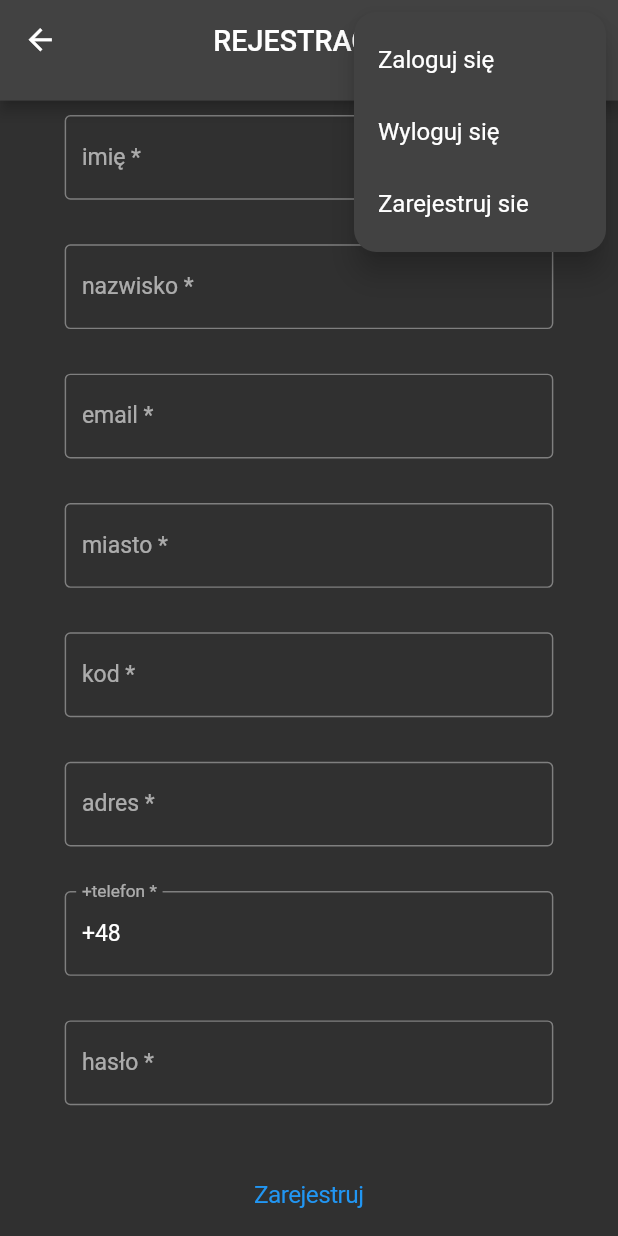
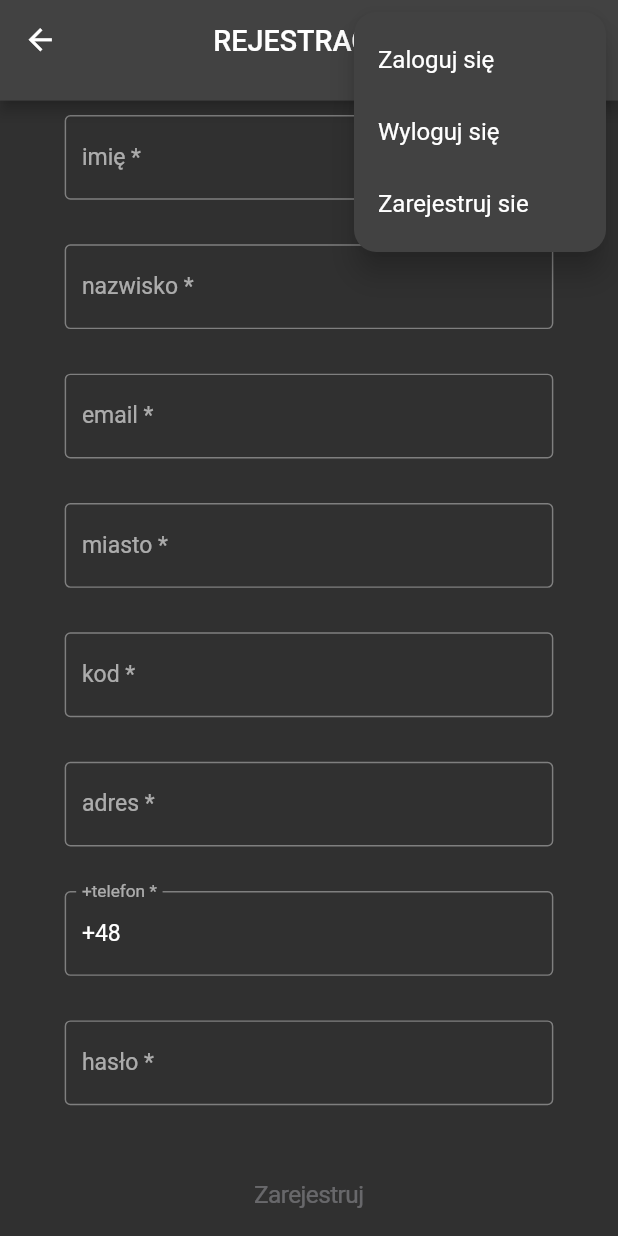
Before and after one commit to bibusDG/shop, a Flutter app: the RegistrationPage screen opened by its route, after a tap on the "more vert" icon, on a phone screen of 412 x 824 dp. Run offline on Flutter 3.47's test engine with Material 2 defaults, Android fonts, the phone set to English and light mode, and no system bars; our stand-ins replace cloud_firestore, dartz, equatable, firebase_core, get, responsive_framework; accounts and stored records are empty.

Commit message:
registration page, product category 23.09.2023 20:20

```diff
--- a/lib/core/bindings/user_bindings.dart
+++ b/lib/core/bindings/user_bindings.dart
@@ -6,6 +6,7 @@ import 'package:shop/features/user_auth/domain/usecases/create_user_usecase.dart
 import 'package:shop/features/user_auth/domain/usecases/logout_user_usecase.dart';
 import 'package:shop/features/user_auth/domain/usecases/user_login_usecase.dart';
 import 'package:shop/features/user_auth/presentation/getx/create_user_controller.dart';
+import 'package:shop/features/user_auth/presentation/pages/registration_page.dart';
 
 class UserBindings implements Bindings{
   @override
--- a/lib/core/custom_widgets/custom_app_bar.dart
+++ b/lib/core/custom_widgets/custom_app_bar.dart
@@ -17,14 +17,25 @@ class CustomAppBar extends StatelessWidget {
         Get.currentRoute == '/registration_page' || Get.currentRoute == '/login_page' ?
         const SizedBox() : IconButton(onPressed: (){}, icon: const Icon(Icons.shopping_cart_rounded)),
         PopupMenuButton(
+          onSelected: (value){
+            if(value == 2){
+              Get.toNamed('/registration_page');
+            }
+          },
           shape: RoundedRectangleBorder(
             borderRadius: BorderRadius.circular(15),
           ),
           itemBuilder: (BuildContext context) {
             return [
-              const PopupMenuItem(child: Text('Zaloguj się')),
-              const PopupMenuItem(child: Text('Wyloguj się')),
-              const PopupMenuItem(child: Text('Zarejestruj sie'))
+              const PopupMenuItem(
+                value: 0,
+                  child: Text('Zaloguj się')),
+              const PopupMenuItem(
+                value: 1,
+                  child: Text('Wyloguj się')),
+              const PopupMenuItem(
+                value: 2,
+                  child: Text('Zarejestruj sie'))
             ];
           },),
         // const SizedBox(width: 10.0,)
--- a/lib/core/custom_widgets/custom_text_form_field.dart
+++ b/lib/core/custom_widgets/custom_text_form_field.dart
@@ -1,8 +1,11 @@
 import 'package:flutter/material.dart';
+import 'package:get/get.dart';
+import 'package:shop/features/user_auth/presentation/getx/create_user_controller.dart';
 
 class CustomTextForm extends StatelessWidget {
   final bool obscureText;
-  final TextEditingController controller;
+  final TextEditingController textEditingController;
+  final CreateUserController? createUserController;
   final String hintText;
   final String labelText;
   final String mustContainText;
@@ -10,16 +13,17 @@ class CustomTextForm extends StatelessWidget {
   final int textLength;
   final TextInputType keyboardType;
   const CustomTextForm({
+    Key? key,
+    required this.textEditingController,
     required this.obscureText,
-    required this.controller,
+    this.createUserController,
     required this.hintText,
     required this.labelText,
     required this.mustContainText,
     required this.notAllowedText,
     required this.textLength,
     required this.keyboardType,
-    super.key,
-  });
+  }): super(key: key);
 
   @override
   Widget build(BuildContext context) {
@@ -27,10 +31,15 @@ class CustomTextForm extends StatelessWidget {
       height: 90,
       width: 340,
       child: TextFormField(
+        onChanged: (value){
+          if(Get.currentRoute == '/registration_page'){
+            createUserController?.createUserButtonActive();
+          }
+        },
         autocorrect: false,
         obscureText: obscureText,
         keyboardType: keyboardType,
-        controller: controller,
+        controller: textEditingController,
         decoration: InputDecoration(
           focusedErrorBorder: const OutlineInputBorder(
             borderSide: BorderSide(color: Colors.red, width: 2.0),),
--- a/lib/core/start_page.dart
+++ b/lib/core/start_page.dart
@@ -26,7 +26,7 @@ class StartPage extends GetView {
         child: Column(
           mainAxisAlignment: MainAxisAlignment.center,
           children: [
-            Text('create user'),
+            Text('Cześć'),
           ],
         ),
       ),),
--- a/lib/features/user_auth/presentation/pages/registration_page.dart
+++ b/lib/features/user_auth/presentation/pages/registration_page.dart
@@ -1,12 +1,10 @@
 import 'package:flutter/cupertino.dart';
 import 'package:flutter/material.dart';
-import 'package:get/get_state_manager/src/simple/get_view.dart';
+import 'package:get/get.dart';
 import 'package:responsive_framework/responsive_framework.dart';
 import 'package:shop/core/custom_widgets/custom_app_bar.dart';
 import 'package:shop/features/user_auth/presentation/getx/create_user_controller.dart';
-
 import '../../../../core/custom_widgets/custom_text_form_field.dart';
-import '../../../../core/custom_widgets/custom_text_input_widget.dart';
 
 class RegistrationPage extends GetView<CreateUserController> {
   const RegistrationPage({Key? key}) : super(key: key);
@@ -26,9 +24,10 @@ class RegistrationPage extends GetView<CreateUserController> {
               children: [
                 const SizedBox(height: 10.0,),
                 CustomTextForm(
+                  textEditingController: controller.userNameTextField,
                   obscureText: false,
                   key: const Key('userName'),
-                  controller: controller.userNameTextField,
+                  createUserController: controller,
                   hintText: 'Podaj imię',
                   labelText: 'imię *',
                   mustContainText: '',
@@ -36,9 +35,10 @@ class RegistrationPage extends GetView<CreateUserController> {
                   textLength: 1,
                   keyboardType: TextInputType.text,),
                 CustomTextForm(
+                  textEditingController: controller.userSurnameTextField,
                   obscureText: false,
                   key: const Key('userSurname'),
-                  controller: controller.userSurnameTextField,
+                  createUserController: controller,
                   hintText: 'Podaj nazwisko',
                   labelText: 'nazwisko *',
                   mustContainText: '',
@@ -46,9 +46,10 @@ class RegistrationPage extends GetView<CreateUserController> {
                   textLength: 1,
                   keyboardType: TextInputType.text,),
                 CustomTextForm(
+                  textEditingController: controller.userEmailTextField,
                   obscureText: false,
                   key: const Key('email'),
-                  controller: controller.userEmailTextField,
+                  createUserController: controller,
                   hintText: 'Podaj email',
                   labelText: 'email *',
                   mustContainText: '@',
@@ -56,9 +57,10 @@ class RegistrationPage extends GetView<CreateUserController> {
                   textLength: 5,
                   keyboardType: TextInputType.emailAddress,),
                 CustomTextForm(
+                  textEditingController: controller.userCityTextField,
                     obscureText: false,
                     key: const Key('cityName'),
-                  controller: controller.userCityTextField,
+                    createUserController: controller,
                     hintText: 'Podaj miejscowość',
                     labelText: 'miasto *',
                     mustContainText: '',
@@ -66,9 +68,10 @@ class RegistrationPage extends GetView<CreateUserController> {
                     textLength: 1,
                     keyboardType: TextInputType.text),
                 CustomTextForm(
+                  textEditingController: controller.userPostalCodeTextField,
                   obscureText: false,
                   key: const Key('postalCode'),
-                  controller: controller.userPostalCodeTextField,
+                  createUserController: controller,
                   hintText: 'Podaj kod pocztowy',
                   labelText: 'kod *',
                   mustContainText: '',
@@ -76,9 +79,10 @@ class RegistrationPage extends GetView<CreateUserController> {
                   textLength: 1,
                   keyboardType: TextInputType.number,),
                 CustomTextForm(
+                  textEditingController: controller.userAddressTextField,
                   obscureText: false,
                   key: const Key('address'),
-                  controller: controller.userAddressTextField,
+                  createUserController: controller,
                   hintText: 'Podaj adres',
                   labelText: 'adres *',
                   mustContainText: '',
@@ -86,9 +90,10 @@ class RegistrationPage extends GetView<CreateUserController> {
                   textLength: 1,
                   keyboardType: TextInputType.streetAddress,),
                 CustomTextForm(
+                  textEditingController: controller.userMobilePhoneTextField,
                   obscureText: false,
                   key: const Key('phone'),
-                  controller: controller.userMobilePhoneTextField,
+                  createUserController: controller,
                   hintText: 'Podaj numer telefonu',
                   labelText: '+telefon *',
                   mustContainText: '',
@@ -96,9 +101,10 @@ class RegistrationPage extends GetView<CreateUserController> {
                   textLength: 1,
                   keyboardType: TextInputType.number,),
                 CustomTextForm(
+                  textEditingController: controller.userPasswordTextField,
                   obscureText: true,
                   key: const Key('password'),
-                  controller: controller.userPasswordTextField,
+                  createUserController: controller,
                   hintText: 'Podaj hasło',
                   labelText: 'hasło *',
                   mustContainText: '',
@@ -106,9 +112,12 @@ class RegistrationPage extends GetView<CreateUserController> {
                   textLength: 1,
                   keyboardType: TextInputType.text,),
                 const SizedBox(height: 5,),
-                CupertinoButton(child: const Text('Zarejestruj'), onPressed: () async{
+                Obx(() {
+                  return CupertinoButton(child: const Text('Zarejestruj'),
+                      onPressed: controller.activateRegistrationButton.value ? () async {
                     await controller.createUser();
-                }),
+                      } : null);
+                })
 
               ],
             ),
@@ -119,68 +128,3 @@ class RegistrationPage extends GetView<CreateUserController> {
     );
   }
 }
-
-
-
-
-// SingleChildScrollView(
-// child: Center(
-// child: Column(
-// mainAxisAlignment: MainAxisAlignment.center,
-// children: [
-// const SizedBox(height: 50.0,),
-// CustomTextInput(
-// controller: controller.userNameTextField,
-// prefixText: ' imię: ',
-// inputType: TextInputType.name,
-// obscureText: false),
-// const SizedBox(height: 10.0,),
-// CustomTextInput(
-// controller: controller.userSurnameTextField,
-// prefixText: ' nazwisko: ',
-// inputType: TextInputType.name,
-// obscureText: false),
-// const SizedBox(height: 10.0,),
-// CustomTextInput(
-// controller: controller.userEmailTextField,
-// prefixText: ' e-mail: ',
-// inputType: TextInputType.emailAddress,
-// obscureText: false),
-// const SizedBox(height: 10.0,),
-// CustomTextInput(
-// controller: controller.userCountryTextField,
-// prefixText: ' miasto: ',
-// inputType: TextInputType.text,
-// obscureText: false),
-// const SizedBox(height: 10.0,),
-// CustomTextInput(
-// controller: controller.userPostalCodeTextField,
-// prefixText: ' kod pocztowy: ',
-// inputType: TextInputType.number,
-// obscureText: false),
-// const SizedBox(height: 10.0,),
-// CustomTextInput(
-// controller: controller.userAddressTextField,
-// prefixText: ' adres: ',
-// inputType: TextInputType.streetAddress,
-// obscureText: false),
-// const SizedBox(height: 10.0,),
-// CustomTextInput(
-// controller: controller.userMobilePhoneTextField,
-// prefixText: ' telefon: ',
-// inputType: TextInputType.phone,
-// obscureText: false),
-// const SizedBox(height: 10.0,),
-// CustomTextInput(
-// controller: controller.userPasswordTextField,
-// prefixText: ' hasło: ',
-// inputType: TextInputType.text,
-// obscureText: true),
-// const SizedBox(height: 30.0,),
-// CupertinoButton(child: const Text('Zarejstruj'), onPressed: () async{
-// await controller.createUser();
-// }),
-// ],
-// ),
-// ),
-// )
--- a/lib/main.dart
+++ b/lib/main.dart
@@ -31,7 +31,7 @@ class Shop extends StatelessWidget {
             Breakpoint(start: 451, end: 800, name: TABLET),
           ]
       ),
-      initialRoute: '/registration_page',
+      initialRoute: '/start_page',
       getPages: [
         GetPage(name: '/start_page', page: () => const StartPage()),
         GetPage(name: '/registration_page', page: () => const RegistrationPage(), binding: UserBindings()),
```
Also changed, not shown: lib/features/product_categories/data/datasources/product_category_data_source.dart (added, +92 -0 lines), lib/features/product_categories/data/models/product_category_model.dart (added, +44 -0 lines), lib/features/product_categories/domain/entities/product_category.dart (added, +22 -0 lines), lib/features/product_categories/domain/repositories/product_category_repo.dart (added, +26 -0 lines), lib/features/user_auth/data/models/user_model.dart (+16 -0 lines), lib/features/user_auth/presentation/getx/create_user_controller.dart (+23 -2 lines). Lines whose indentation alone changed are shown as unchanged.
